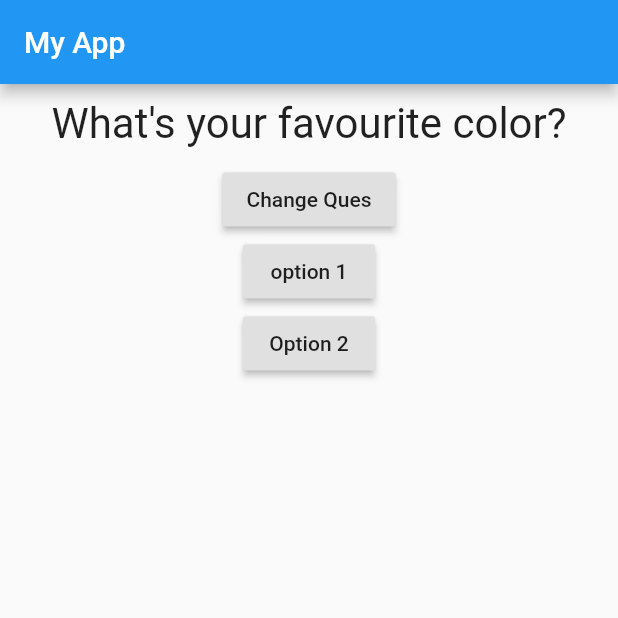
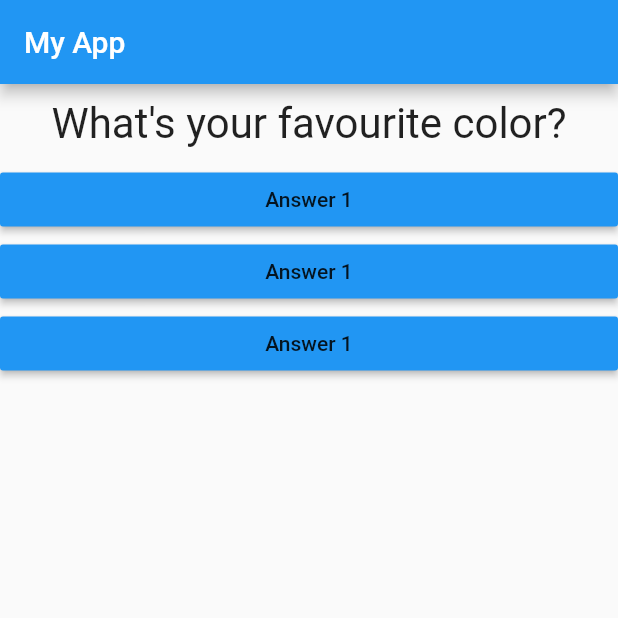
Before and after one commit to ANIK-DATTA/flutter-basic-quiz-app, a Flutter app: the screen it shows after launch, on a phone screen of 412 x 824 dp, the top half of it. Run offline on Flutter 3.47's test engine with Material 2 defaults, Android fonts, the phone set to English and light mode, and no system bars.

Commit message:
Passing callback funcion around

```diff
--- /dev/null
+++ b/lib/answer.dart
@@ -0,0 +1,17 @@
+import 'package:flutter/material.dart';
+
+class Answer extends StatelessWidget {
+  final Function selectHandler;
+  Answer(this.selectHandler);
+  @override
+  Widget build(BuildContext context) {
+    return Container(
+      width: double.infinity,
+      child: RaisedButton(
+        color: Colors.blue,
+        child: Text('Answer 1'),
+        onPressed: selectHandler,
+      ),
+    );
+  }
+}
--- a/lib/main.dart
+++ b/lib/main.dart
@@ -1,5 +1,6 @@
 import 'package:flutter/material.dart';
 import './question.dart';
+import './answer.dart';
 
 void main() {
   runApp(MyApp());
@@ -14,7 +15,7 @@ class MyApp extends StatefulWidget {
 
 class _MyAppState extends State<MyApp> {
   var questionIndex = 0;
-  void answerQuestion() {
+  void _answerQuestion() {
     setState(() {
       questionIndex = questionIndex + 1;
     });
@@ -36,15 +37,9 @@ class _MyAppState extends State<MyApp> {
         body: Column(
           children: [
             Question(questions[questionIndex]),
-            RaisedButton(child: Text('Change Ques'), onPressed: answerQuestion),
-            RaisedButton(
-                child: Text('option 1'), onPressed: () => print("Option 1")),
-            RaisedButton(
-                child: Text('Option 2'),
-                onPressed: () {
-                  // () is Anonymous function
-                  print('Option 2');
-                }),
+            Answer(_answerQuestion),
+            Answer(_answerQuestion),
+            Answer(_answerQuestion),
           ],
         ),
       ),
```
